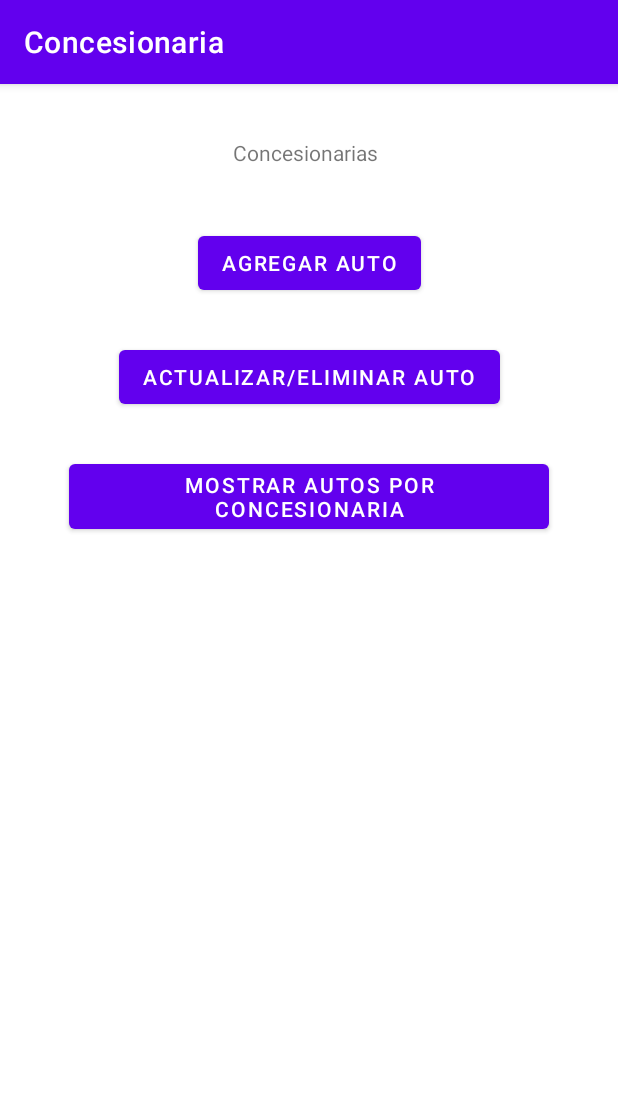
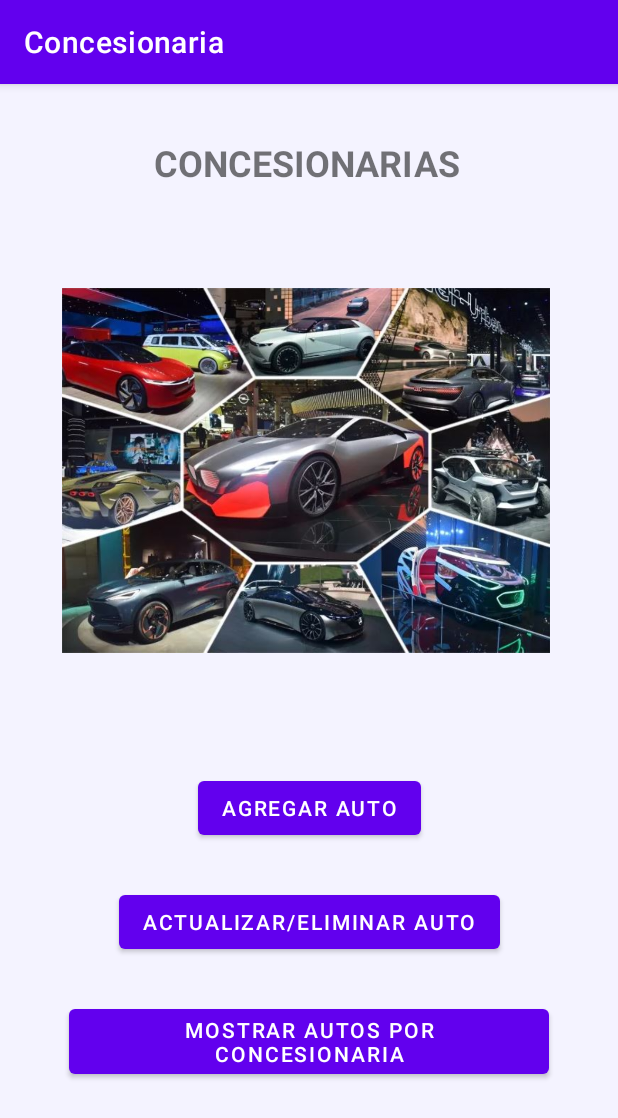
Before and after one commit to 2022B-Software-Computacion/muenala-quinga-miguel-angel, an Android app: the screen it shows after launch (MainActivity), on a phone screen of 412 x 824 dp. Shown: the top 1118 px of the screen. Run offline under Robolectric (Android 15) with nearby library versions, the phone set to English and light mode, and no system bars.

Commit message:
Examen terminado
Examen terminado, todas las funciones valen.

```diff
--- a/Concesionaria/app/build.gradle
+++ b/Concesionaria/app/build.gradle
@@ -47,6 +47,9 @@ dependencies {
     implementation 'com.google.firebase:firebase-auth-ktx'
     implementation 'com.google.firebase:firebase-firestore-ktx'
 
+    //Imágenes circulares
+    implementation 'de.hdodenhof:circleimageview:3.1.0'
+
     implementation 'androidx.core:core-ktx:1.7.0'
     implementation 'androidx.appcompat:appcompat:1.6.1'
     implementation 'com.google.android.material:material:1.8.0'
--- a/Concesionaria/app/src/main/java/com/example/concesionaria/ActualizarAuto.kt
+++ b/Concesionaria/app/src/main/java/com/example/concesionaria/ActualizarAuto.kt
@@ -71,9 +71,4 @@ class ActualizarAuto : AppCompatActivity() {
         }
     }
 
-
-
-
-
-
 }
--- a/Concesionaria/app/src/main/java/com/example/concesionaria/MostrarConcesionarias.kt
+++ b/Concesionaria/app/src/main/java/com/example/concesionaria/MostrarConcesionarias.kt
@@ -5,6 +5,7 @@ import android.os.Bundle
 import android.util.Log
 import android.widget.Button
 import android.widget.EditText
+import androidx.recyclerview.widget.DividerItemDecoration
 import androidx.recyclerview.widget.LinearLayoutManager
 import androidx.recyclerview.widget.RecyclerView
 import com.example.concesionaria.adapter.ConcesionariaAdapter
@@ -19,7 +20,7 @@ class MostrarConcesionarias : AppCompatActivity() {
     override fun onCreate(savedInstanceState: Bundle?) {
         super.onCreate(savedInstanceState)
         setContentView(R.layout.activity_mostrar_concesionarias)
-        this.setTitle("Mostrar Autos por Concesionarias")
+        this.setTitle("Mostrar Autos por Concesionaria")
 
         ObtenerAutos()
     }
@@ -40,10 +41,13 @@ class MostrarConcesionarias : AppCompatActivity() {
                     Log.d( "Datos de Autos: ", "$listaAutos")
                 }
             // recyclerView RecyclerView de autos
+
             val recyclerView = findViewById<RecyclerView>(R.id.recyclerViewAutos)
             recyclerView.layoutManager = LinearLayoutManager(this)//this
+            val decoration = DividerItemDecoration(this, LinearLayoutManager(this).orientation)// variable para seprar cada item de la lista
             recyclerView.adapter = ConcesionariaAdapter(listaAutos)
             recyclerView.setHasFixedSize(true)
+            recyclerView.addItemDecoration(decoration)//separador de items
 
         }
 
--- a/Concesionaria/app/src/main/res/layout/activity_main.xml
+++ b/Concesionaria/app/src/main/res/layout/activity_main.xml
@@ -4,6 +4,7 @@
     xmlns:tools="http://schemas.android.com/tools"
     android:layout_width="match_parent"
     android:layout_height="match_parent"
+    android:background="#115C51F3"
     tools:context=".MainActivity">
 
     <TextView
@@ -11,7 +12,10 @@
         android:layout_width="wrap_content"
         android:layout_height="wrap_content"
         android:layout_marginTop="36dp"
-        android:text="Concesionarias"
+        android:background="#00FFFFFF"
+        android:text="CONCESIONARIAS"
+        android:textSize="24sp"
+        android:textStyle="bold"
         app:layout_constraintEnd_toEndOf="parent"
         app:layout_constraintHorizontal_bias="0.493"
         app:layout_constraintStart_toStartOf="parent"
@@ -21,11 +25,11 @@
         android:id="@+id/btnAgregarAuto"
         android:layout_width="wrap_content"
         android:layout_height="wrap_content"
-        android:layout_marginTop="40dp"
+        android:layout_marginTop="32dp"
         android:text="Agregar Auto"
         app:layout_constraintEnd_toEndOf="parent"
         app:layout_constraintStart_toStartOf="parent"
-        app:layout_constraintTop_toBottomOf="@+id/tvConcesionarias" />
+        app:layout_constraintTop_toBottomOf="@+id/imageView" />
 
     <Button
         android:id="@+id/btnMostrarConce"
@@ -47,4 +51,16 @@
         app:layout_constraintStart_toStartOf="parent"
         app:layout_constraintTop_toBottomOf="@+id/btnAgregarAuto" />
 
+    <ImageView
+        android:id="@+id/imageView"
+        android:layout_width="325dp"
+        android:layout_height="338dp"
+        android:layout_marginTop="20dp"
+        android:background="#00FBFBFB"
+        app:layout_constraintEnd_toEndOf="parent"
+        app:layout_constraintHorizontal_bias="0.476"
+        app:layout_constraintStart_toStartOf="parent"
+        app:layout_constraintTop_toBottomOf="@+id/tvConcesionarias"
+        app:srcCompat="@drawable/cars" />
+
 </androidx.constraintlayout.widget.ConstraintLayout>
```
Also changed, not shown: Concesionaria/app/src/main/res/layout/activity_actualizar_auto.xml (+6 -5 lines), Concesionaria/app/src/main/res/layout/activity_agregar_auto.xml (+8 -7 lines), Concesionaria/app/src/main/res/layout/activity_mostrar_concesionarias.xml (+11 -8 lines), Concesionaria/app/src/main/res/layout/item_autos.xml (+34 -26 lines), Concesionaria/app/src/main/res/drawable-v24/cars.JPG (added).
